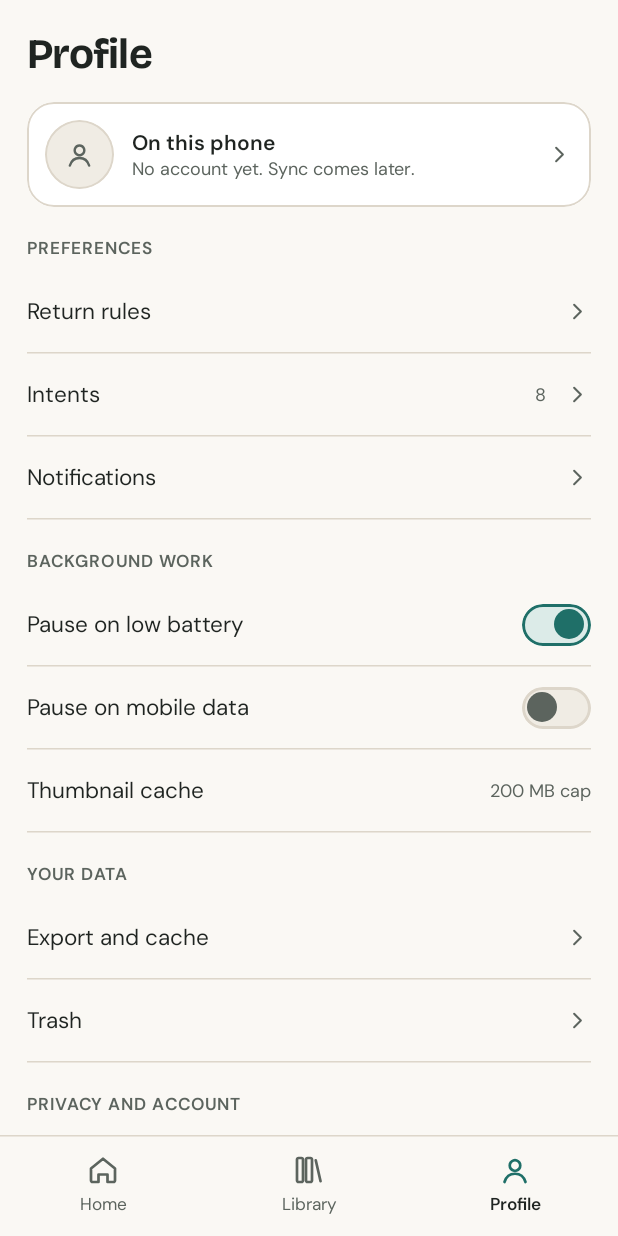
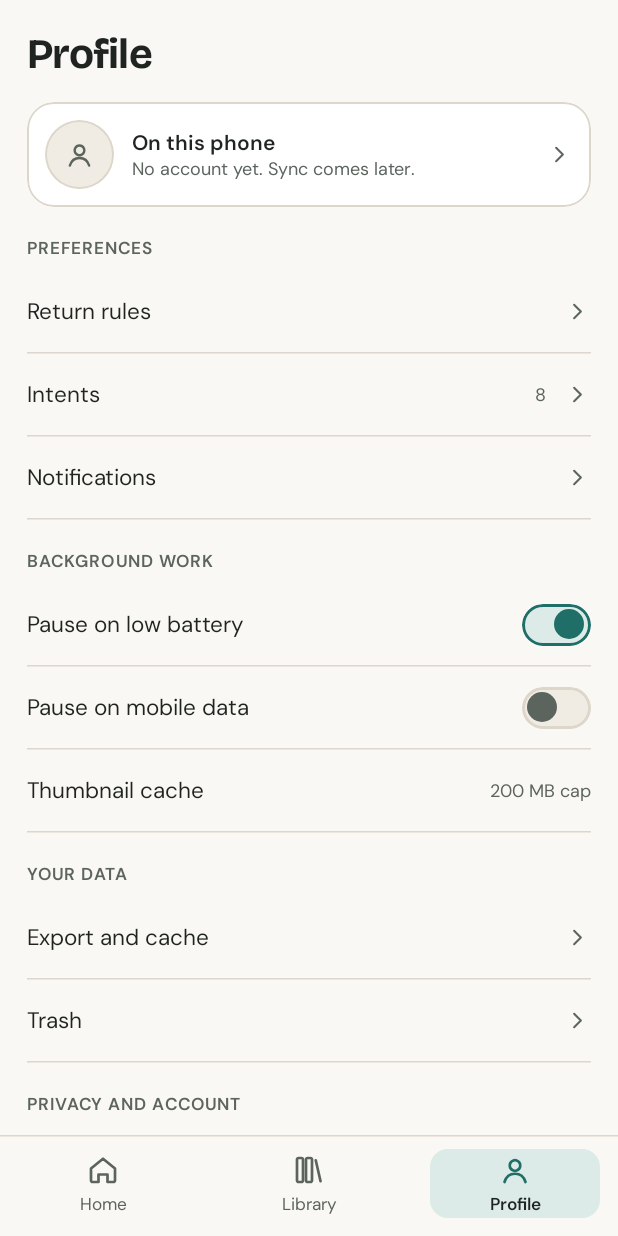
Before and after one commit to Priyanshu-git/Caddis, an Android app built with Jetpack Compose: the profile screen opened through its navigation route, on a phone screen of 412 x 824 dp. Run offline under Robolectric (Android 15) with nearby library versions, the phone set to English and light mode, and no system bars; our stand-ins replace Dagger/Hilt's generated code, Room's generated code; libraries missing offline, so code that uses them is left out: com.google.android.play; pictures from the network do not load.

Commit message:
Polish the bottom bar and the save sheet
- Bottom bar: re-tapping the current tab is a no-op (it rebuilt the screen), tabs
  have no ripple, and a single tinted pill glides to the active tab.
- Save sheet: the "From" field opens below Collections, next to its button, and the
  hint reads "Who sent it? e.g. God".

Co-Authored-By: Claude Sonnet 5.5 <noreply@anthropic.com>

```diff
--- a/app/src/main/java/com/nexxlabs/caddis/ui/capture/CaptureSheets.kt
+++ b/app/src/main/java/com/nexxlabs/caddis/ui/capture/CaptureSheets.kt
@@ -229,9 +229,6 @@ private fun SaveSheet(item: Item, sharedFrom: String, intents: List<Intent>, col
             maxLength = 140,
             modifier = Modifier.fillMaxWidth(),
         )
-        AnimatedVisibility(showFrom, enter = fadeIn(tween(Motion.Short)) + expandVertically(), exit = fadeOut(tween(Motion.Quick)) + shrinkVertically()) {
-            CField(value = from, onValueChange = { from = it }, placeholder = "Who sent it? e.g. Rohan", label = "From", maxLength = 60, modifier = Modifier.fillMaxWidth().padding(top = 8.dp))
-        }
         Eyebrow("Collections", Modifier.padding(top = 16.dp, bottom = 8.dp))
         CollectionChips(
             all = collections, selected = item.collectionIds,
@@ -239,6 +236,9 @@ private fun SaveSheet(item: Item, sharedFrom: String, intents: List<Intent>, col
             onCreate = { name -> vm.createCollection(item.id, name) },
             draft = newCollection, onDraft = { newCollection = it },
         )
+        AnimatedVisibility(showFrom, enter = fadeIn(tween(Motion.Short)) + expandVertically(), exit = fadeOut(tween(Motion.Quick)) + shrinkVertically()) {
+            CField(value = from, onValueChange = { from = it }, placeholder = "Who sent it? e.g. God", label = "From", maxLength = 60, modifier = Modifier.fillMaxWidth().padding(top = 12.dp))
+        }
         Row(Modifier.fillMaxWidth().padding(top = 14.dp), verticalAlignment = Alignment.CenterVertically) {
             Column(Modifier.weight(1f)) {
                 if (!showFrom) CButton("+ Who sent it", onClick = { showFrom = true }, style = BtnStyle.Ghost, small = true)
--- a/app/src/main/java/com/nexxlabs/caddis/ui/nav/Navigation.kt
+++ b/app/src/main/java/com/nexxlabs/caddis/ui/nav/Navigation.kt
@@ -106,8 +106,12 @@ private fun NavGraphBuilder.screen(
  * Bottom-bar navigation. Leaving a tab saves its stack so coming back restores it. Home is the start
  * destination, and a non-inclusive pop saves the popped stack under Home's id too, so restoring
  * state on the way to Home would bring the tab you just left back. Home therefore never restores.
+ *
+ * Tapping the tab you are already on does nothing: the pop-and-restore below would otherwise tear the
+ * screen down and rebuild it (a visible redraw), for Library and Profile as much as for Home.
  */
 internal fun NavHostController.navigateToTab(route: String) {
+    if (currentDestination?.route?.startsWith(route) == true) return
     val toHome = route.startsWith("home")
     navigate(route) {
         popUpTo(HOME_ROUTE) { saveState = true }
--- a/app/src/main/java/com/nexxlabs/caddis/ui/shell/BottomBar.kt
+++ b/app/src/main/java/com/nexxlabs/caddis/ui/shell/BottomBar.kt
@@ -1,13 +1,20 @@
 package com.nexxlabs.caddis.ui.shell
 
 import androidx.compose.animation.animateColorAsState
+import androidx.compose.animation.core.CubicBezierEasing
+import androidx.compose.animation.core.animateFloatAsState
 import androidx.compose.animation.core.tween
 import androidx.compose.foundation.background
 import androidx.compose.foundation.clickable
+import androidx.compose.foundation.interaction.MutableInteractionSource
 import androidx.compose.foundation.layout.Arrangement
+import androidx.compose.foundation.layout.Box
 import androidx.compose.foundation.layout.Column
 import androidx.compose.foundation.layout.Row
+import androidx.compose.foundation.layout.fillMaxHeight
 import androidx.compose.foundation.layout.fillMaxWidth
+import androidx.compose.foundation.shape.RoundedCornerShape
+import androidx.compose.ui.graphics.graphicsLayer
 import androidx.compose.foundation.layout.heightIn
 import androidx.compose.foundation.layout.navigationBarsPadding
 import androidx.compose.foundation.layout.padding
@@ -17,6 +24,7 @@ import androidx.compose.material3.Icon
 import androidx.compose.material3.Text
 import androidx.compose.runtime.Composable
 import androidx.compose.runtime.getValue
+import androidx.compose.runtime.remember
 import androidx.compose.ui.Alignment
 import androidx.compose.ui.Modifier
 import androidx.compose.ui.graphics.vector.ImageVector
@@ -43,18 +51,36 @@ internal fun NavHostController.navigateToTab(t: Tab) = navigateToTab(t.route)
 @Composable
 internal fun BottomBar(current: Tab, onSelect: (Tab) -> Unit) {
     val c = C.colors
+    // One pill slides behind the tabs, so the active mark travels instead of switching off and on.
+    val slot by animateFloatAsState(current.ordinal.toFloat(), tween(PILL_MS, easing = PillEasing), label = "tabPill")
     Column(Modifier.background(c.bg).navigationBarsPadding()) {
         HorizontalDivider(color = c.line)
-        Row(Modifier.fillMaxWidth().padding(top = 6.dp, bottom = 10.dp)) {
+        Box(Modifier.fillMaxWidth().padding(top = 6.dp, bottom = 10.dp)) {
+            Box(Modifier.matchParentSize()) {
+                Box(
+                    Modifier
+                        .fillMaxWidth(1f / Tab.entries.size)
+                        .fillMaxHeight()
+                        .graphicsLayer { translationX = slot * size.width }
+                        .padding(horizontal = 12.dp, vertical = 2.dp)
+                        .background(c.accentTint, RoundedCornerShape(12.dp)),
+                )
+            }
+            Row(Modifier.fillMaxWidth()) {
                 Tab.entries.forEach { t ->
                     val on = t == current
-                val iconTint by animateColorAsState(if (on) c.accent else c.fg2, tween(Motion.Quick), label = "tabIcon")
-                val labelTint by animateColorAsState(if (on) c.fg else c.fg2, tween(Motion.Quick), label = "tabLabel")
+                    val iconTint by animateColorAsState(if (on) c.accent else c.fg2, tween(Motion.Short), label = "tabIcon")
+                    val labelTint by animateColorAsState(if (on) c.fg else c.fg2, tween(Motion.Short), label = "tabLabel")
                     Column(
                         Modifier
                             .weight(1f)
                             .heightIn(min = 50.dp)
-                        .clickable(role = Role.Tab) { onSelect(t) }
+                            // No ripple: the active/inactive change is the feedback.
+                            .clickable(
+                                interactionSource = remember { MutableInteractionSource() },
+                                indication = null,
+                                role = Role.Tab,
+                            ) { onSelect(t) }
                             .semantics { selected = on },
                         horizontalAlignment = Alignment.CenterHorizontally,
                         verticalArrangement = Arrangement.spacedBy(3.dp, Alignment.CenterVertically),
@@ -66,3 +92,7 @@ internal fun BottomBar(current: Tab, onSelect: (Tab) -> Unit) {
             }
         }
     }
+}
+
+private const val PILL_MS = 380
+private val PillEasing = CubicBezierEasing(0.2f, 0.8f, 0.2f, 1f)
```
Also changed, not shown: 3 other files. Lines whose indentation alone changed are shown as unchanged.
